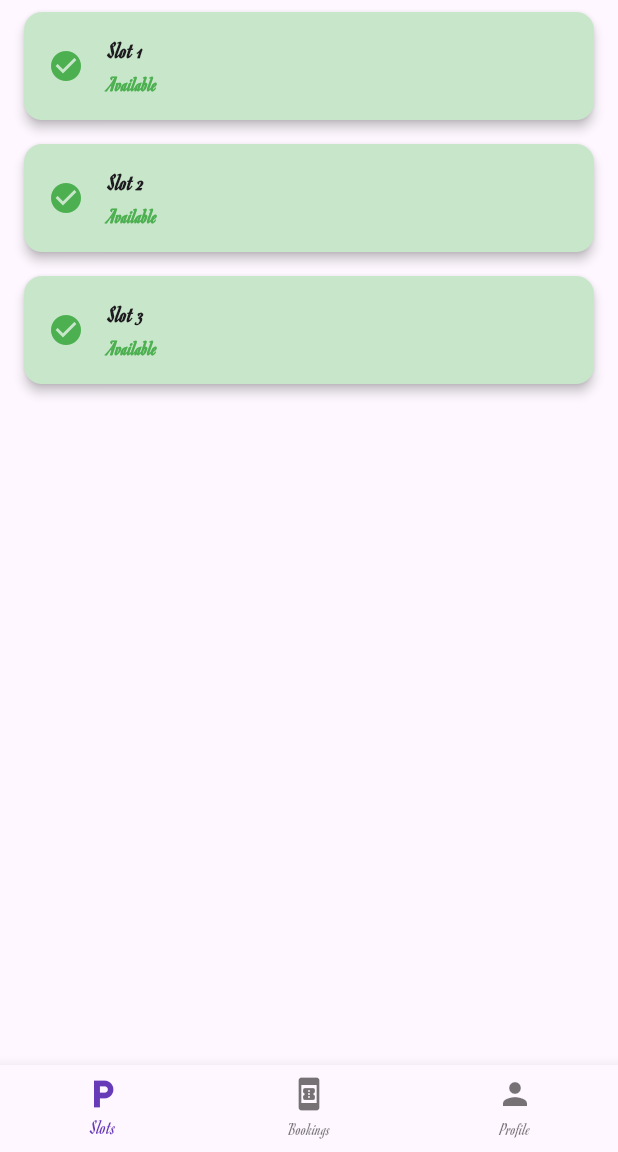
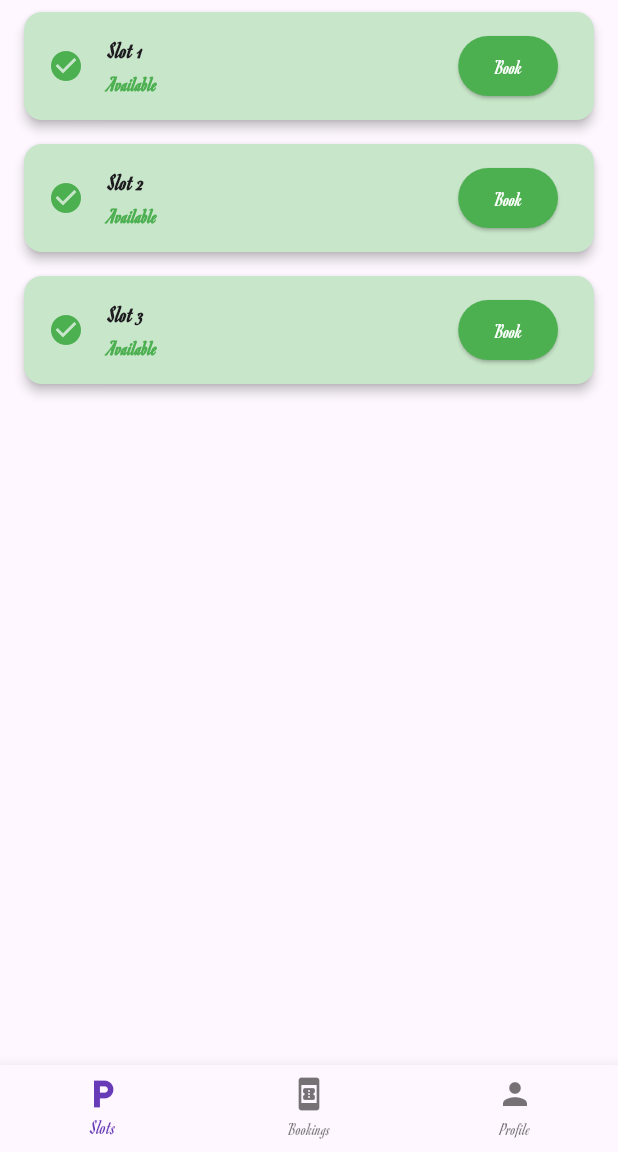
Before and after one commit to 12Omega/sprint2_dashboard, a Flutter app: the screen it shows after launch, on a phone screen of 412 x 824 dp, the part 84-1236 px from its top. Run offline on Flutter 3.47's test engine with Material 3 defaults, Android fonts, the phone set to English and light mode, and no system bars; our stand-ins replace shared_preferences.

Commit message:
Commit 9: Added booking button and toggle logic in SlotCard

```diff
--- a/lib/widgets/slot_card.dart
+++ b/lib/widgets/slot_card.dart
@@ -12,24 +12,25 @@ class SlotCard extends StatelessWidget {
     required this.status,
   });
 
-  void _toggleStatus(BuildContext context) {
-    final newStatus = status == 'Available' ? 'Occupied' : 'Available';
+  void _toggleBooking(BuildContext context) {
+    final isAvailable = status == 'Available';
+    final newStatus = isAvailable ? 'Booked' : 'Available';
     Provider.of<SlotProvider>(context, listen: false)
         .updateStatus(slotNumber, newStatus);
   }
 
   @override
   Widget build(BuildContext context) {
-    return GestureDetector(
-      onTap: () => _toggleStatus(context),
-      child: Card(
+    final isAvailable = status == 'Available';
+
+    return Card(
       margin: const EdgeInsets.symmetric(horizontal: 16, vertical: 8),
-        color: status == 'Available' ? Colors.green[100] : Colors.red[100],
       elevation: 3,
+      color: isAvailable ? Colors.green[100] : Colors.blue[100],
       child: ListTile(
         leading: Icon(
-            status == 'Available' ? Icons.check_circle : Icons.cancel,
-            color: status == 'Available' ? Colors.green : Colors.red,
+          isAvailable ? Icons.check_circle : Icons.directions_car,
+          color: isAvailable ? Colors.green : Colors.blue,
         ),
         title: Text(
           'Slot $slotNumber',
@@ -38,10 +39,17 @@ class SlotCard extends StatelessWidget {
         subtitle: Text(
           status,
           style: TextStyle(
-              color: status == 'Available' ? Colors.green : Colors.red,
+            color: isAvailable ? Colors.green : Colors.blue[900],
             fontWeight: FontWeight.w600,
           ),
         ),
+        trailing: ElevatedButton(
+          onPressed: () => _toggleBooking(context),
+          style: ElevatedButton.styleFrom(
+            backgroundColor: isAvailable ? Colors.green : Colors.red,
+            foregroundColor: Colors.white,
+          ),
+          child: Text(isAvailable ? 'Book' : 'Cancel'),
         ),
       ),
     );
```
Lines whose indentation alone changed are shown as unchanged.
